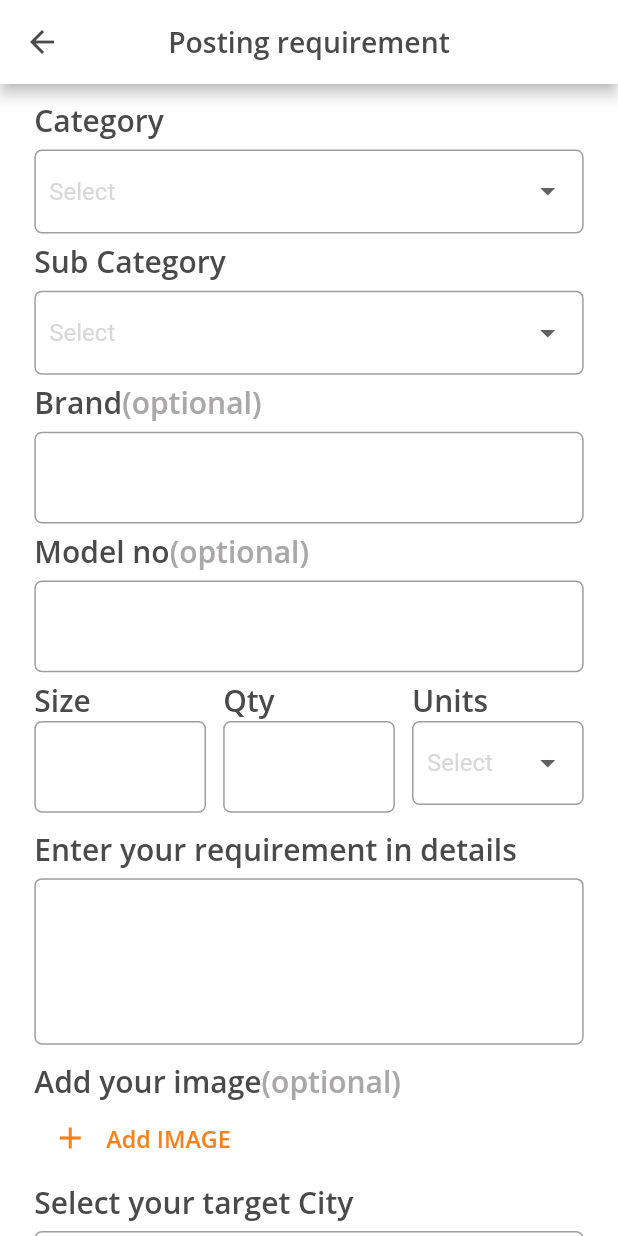
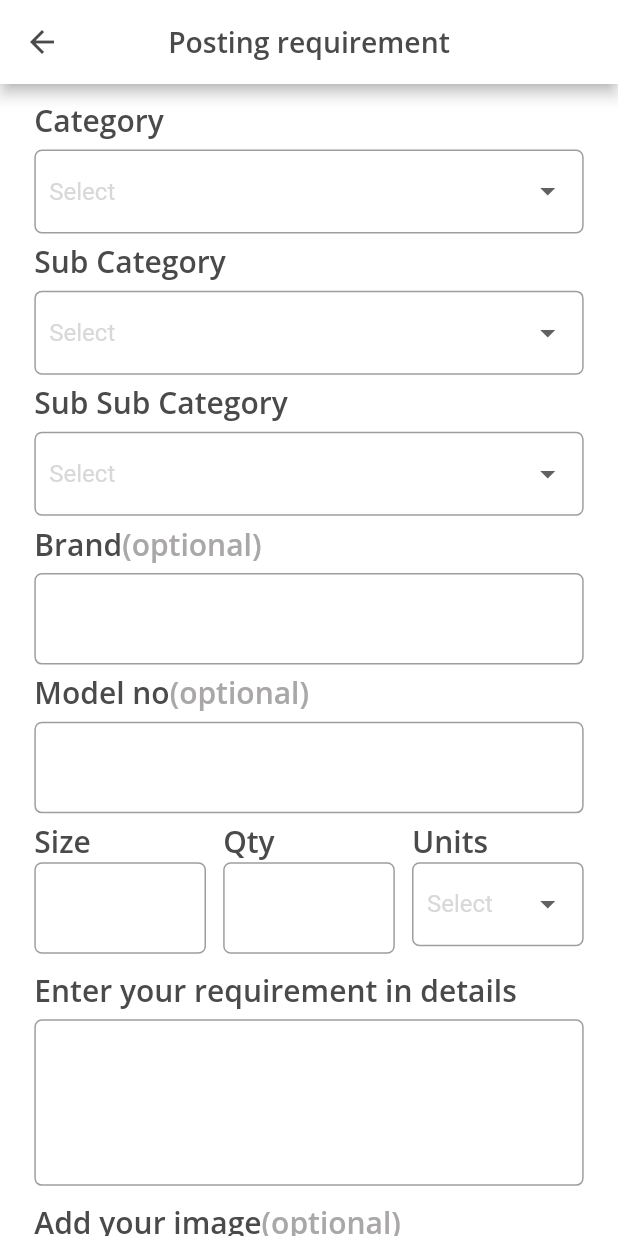
Before and after one commit to sarojKumarPadhi/hello, a Flutter app: the PostRequirements screen opened by its route, on a phone screen of 412 x 824 dp. Run offline on Flutter 3.47's test engine with Material 3 defaults, Android fonts, the phone set to English and light mode, and no system bars; our stand-ins replace carousel_slider, flutter_rating_bar, flutter_screenutil, flutter_svg, fluttertoast, get and 5 more; missing offline and left inert: dart:ffi.

Commit message:
post response

```diff
--- a/lib/controllers/dropDownController.dart
+++ b/lib/controllers/dropDownController.dart
@@ -2,6 +2,7 @@ import 'package:get/get.dart';
 
 class DropdownController extends GetxController {
   var selectedItem = 'Select a Subcategory'.obs;
+  RxBool isNewImage = false.obs;
   final subcategories = [
     // Initial value
     'Subcategory 1',
--- a/lib/utils/components/buyerScreenTiles/inprocess_tile.dart
+++ b/lib/utils/components/buyerScreenTiles/inprocess_tile.dart
@@ -287,6 +287,9 @@ class InprocessTile extends StatelessWidget {
                                                   right: 5),
                                               child: Image.asset(
                                                   "assest/hamburger.png"),
+                                            ),
+                                            SizedBox(
+                                              width: 10.w,
                                             ),
                                             Text(
                                               "Sort by Distance/Price",
@@ -688,6 +691,9 @@ class InprocessTile extends StatelessWidget {
                                                         child: Image.asset(
                                                             "assest/hamburger.png"),
                                                       ),
+                                                      SizedBox(
+                                                        width: 10.w,
+                                                      ),
                                                       Text(
                                                         "Sort by Distance/Price",
                                                         style: TextStyles.openSans(
--- a/lib/utils/components/buyerScreenTiles/new_tiles.dart
+++ b/lib/utils/components/buyerScreenTiles/new_tiles.dart
@@ -14,7 +14,7 @@ class NewSquareCard extends StatelessWidget {
         "Hi, I want a keyboard which is wireless. Looking for Need 5 of them. Please get back as soon as possible if it available in your store";
     return Container(
         width: double.infinity, // Adjust the width as needed
-        height: 200.h, // Adjust the height as needed
+        height: 240.h, // Adjust the height as needed
         decoration: BoxDecoration(
           color: Colors.white,
           borderRadius: BorderRadius.circular(
@@ -35,8 +35,7 @@ class NewSquareCard extends StatelessWidget {
               height: 10,
             ),
             Padding(
-              padding: EdgeInsets.only(
-                  left: 17.w),
+              padding: EdgeInsets.only(left: 17.w),
               child: Text(
                 "Requirement ID #16526545",
                 style: TextStyles.openSans(
--- a/lib/views/postRequements/postRequements.dart
+++ b/lib/views/postRequements/postRequements.dart
@@ -1,34 +1,39 @@
-import 'package:dekhlo/utils/components/buttons.dart';
-import 'package:flutter/cupertino.dart';
+import 'dart:io';
 import 'package:flutter/material.dart';
-import 'package:flutter/widgets.dart';
 import 'package:flutter_screenutil/flutter_screenutil.dart';
 import 'package:get/get.dart';
-
 import '../../controllers/dropDownController.dart';
 import '../../utils/components/coustoumTextField.dart';
+import '../../utils/components/dialog_boxs/pick_diallo.dart';
+import '../../utils/components/dialog_boxs/postRequirement.dart';
 import '../../utils/components/heading.dart';
 import '../../utils/components/textstyle.dart';
 import '../../utils/coustoumDropDown.dart';
 
-class PostRequirements extends StatelessWidget {
-  const PostRequirements({Key? key}) : super(key: key);
+class PostRequirements extends StatefulWidget {
+  const PostRequirements({super.key});
 
   @override
-  Widget build(BuildContext context) {
+  _PostRequirementsState createState() => _PostRequirementsState();
+}
+
+class _PostRequirementsState extends State<PostRequirements> {
   DropdownController dropdownController = Get.put(DropdownController());
   TextEditingController brandController = TextEditingController();
   TextEditingController modelController = TextEditingController();
   TextEditingController sizeController = TextEditingController();
   TextEditingController quntityController = TextEditingController();
   TextEditingController commentsController = TextEditingController();
+  List<String> imagePaths = [];
 
+  @override
+  Widget build(BuildContext context) {
     return Scaffold(
       appBar: AppBar(
         centerTitle: true,
         leading: IconButton(
             onPressed: () {},
-            icon: Icon(
+            icon: const Icon(
               Icons.arrow_back,
               color: Color(0xff4A4A4A),
             )),
@@ -65,6 +70,20 @@ class PostRequirements extends StatelessWidget {
               ),
               const SmallHeading(
                 headingText: 'Sub Category',
+              ),
+              SizedBox(
+                height: 5.h,
+              ),
+              CustomDropdownFormField(
+                items: dropdownController.subcategories,
+                onChanged: (value) {},
+                onSaved: (value) {},
+              ),
+              SizedBox(
+                height: 5.h,
+              ),
+              const SmallHeading(
+                headingText: 'Sub Sub Category',
               ),
               SizedBox(
                 height: 5.h,
@@ -219,25 +238,72 @@ class PostRequirements extends StatelessWidget {
                   ],
                 ),
               ),
-              Row(
+              SizedBox(
+                height: 10.h,
+              ),
+              SizedBox(
+                height: 100.h,
+                child: ListView(
+                  scrollDirection: Axis.horizontal,
                   children: [
-                  IconButton(
-                      onPressed: () {},
-                      icon: const Icon(
+                    for (var path in imagePaths)
+                      Image.file(
+                        File(path),
+                        width: 80.w,
+                        height: 100.h,
+                      ),
+                    GestureDetector(
+                      onTap: () async {
+                        final result = await showDialog<String>(
+                          context: context,
+                          builder: (BuildContext context) {
+                            return const PickImageDialog();
+                          },
+                        );
+                        if (result != null) {
+                          setState(() {
+                            imagePaths.add(result);
+                          });
+                        }
+                      },
+                      child: Padding(
+                        padding: EdgeInsets.symmetric(vertical: 20.h),
+                        child: Container(
+                          height: 50.h,
+                          width: 170.w,
+                          decoration: BoxDecoration(
+                            border: Border.all(
+                                width: 1, color: const Color(0xffFC8019)),
+                            borderRadius: BorderRadius.circular(5.r),
+                          ),
+                          child: Center(
+                            child: Row(
+                              mainAxisAlignment: MainAxisAlignment.center,
+                              crossAxisAlignment: CrossAxisAlignment.center,
+                              children: [
+                                const Icon(
                                   Icons.add,
                                   color: Color(0xffFC8019),
-                      )),
+                                ),
+                                // SizedBox(width: 5.w),
                                 Text(
-                    "Add IMAGE",
+                                  "Upload new images",
                                   style: TextStyles.openSans(
+                                      fontWeight: FontWeight.w400,
                                       fontSize: 14.sp,
-                        fontWeight: FontWeight.w600,
-                        color: Color(0xffFC8019)),
-                  )
+                                      color: const Color(0xffFC8019)),
+                                ),
                               ],
                             ),
+                          ),
+                        ),
+                      ),
+                    ),
+                  ],
+                ),
+              ),
               SizedBox(
-                height: 5.h,
+                height: 10.h,
               ),
               const SmallHeading(headingText: "Select your target City"),
               SizedBox(
@@ -256,8 +322,17 @@ class PostRequirements extends StatelessWidget {
               ),
               SizedBox(
                 width: double.infinity,
+                height: 40.h,
                 child: ElevatedButton(
-                  onPressed: () {},
+                  onPressed: () {
+                    // showDialog(context: context, builder: (context,builder))
+                    showDialog(
+                      context: context,
+                      builder: (BuildContext context) {
+                        return const PostRequirementsDialog();
+                      },
+                    );
+                  },
                   style: ElevatedButton.styleFrom(
                     side: const BorderSide(
                       color: Color(0xffFC8019),
@@ -266,18 +341,20 @@ class PostRequirements extends StatelessWidget {
                     shape: RoundedRectangleBorder(
                       borderRadius: BorderRadius.circular(8.0),
                     ),
-                    backgroundColor: Color(0xffFC8019),
-                    // padding: EdgeInsets.all(GlobalSizes.getDeviceWidth(context) * 0.04),
+                    backgroundColor: const Color(0xffFC8019),
                   ),
                   child: const Text(
                     "Send",
                     style: TextStyle(
                       fontSize: 18.0,
-                      color: Colors.white, // Text color
+                      color: Colors.white,
                     ),
                   ),
                 ),
-              )
+              ),
+              SizedBox(
+                height: 20.h,
+              ),
             ],
           ),
         ),
--- a/pubspec.yaml
+++ b/pubspec.yaml
@@ -52,6 +52,7 @@ dependencies:
   logger: ^2.3.0
   dropdown_button2: ^2.3.9
   image_picker: ^1.1.1
+  flutter_svg: ^2.0.10+1
 
 dev_dependencies:
   flutter_test:
```
Also changed, not shown: lib/main.dart (+54 -12 lines), lib/utils/components/dialog_boxs/pick_diallo.dart (added, +118 -0 lines), lib/utils/components/dialog_boxs/postRequirement.dart (added, +47 -0 lines), lib/utils/components/dialog_boxs/rate_now.dart (+12 -8 lines), lib/views/home_screen_buyer.dart/home_screenBuyer.dart (+11 -3 lines), assest/camera.svg (added), assest/gallery.svg (added), pubspec.lock. Lines whose indentation alone changed are shown as unchanged.
